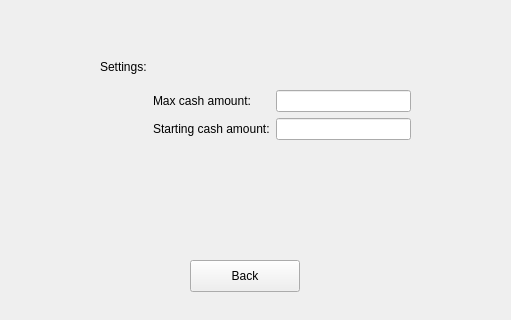
The window that src/app/mainwindow.ui (J4CeX/PROI_monopoly) describes before a commit, drawn with Qt 5.
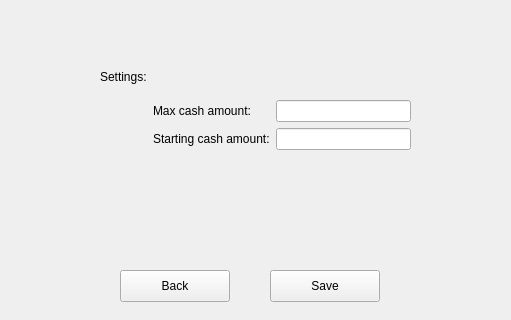
The same window after the commit. The open tabs and pages were chosen to show the change.

Commit message: started working on GameControler class

What changed in the file:
```diff
--- a/src/app/mainwindow.ui
+++ b/src/app/mainwindow.ui
@@ -18,7 +18,7 @@
     <property name="geometry">
      <rect>
       <x>10</x>
-      <y>0</y>
+      <y>10</y>
       <width>491</width>
       <height>301</height>
      </rect>
@@ -88,7 +88,7 @@
      <widget class="QPushButton" name="push_back">
       <property name="geometry">
        <rect>
-        <x>180</x>
+        <x>110</x>
         <y>260</y>
         <width>110</width>
         <height>32</height>
@@ -98,6 +98,19 @@
        <string>Back</string>
       </property>
      </widget>
+     <widget class="QPushButton" name="push_save">
+      <property name="geometry">
+       <rect>
+        <x>260</x>
+        <y>260</y>
+        <width>110</width>
+        <height>32</height>
+       </rect>
+      </property>
+      <property name="text">
+       <string>Save</string>
+      </property>
+     </widget>
      <widget class="QWidget" name="">
       <property name="geometry">
        <rect>
```
Left out of the diff: 2 changed lines with no effect on the pictures. The commit also changes 7 other files.
